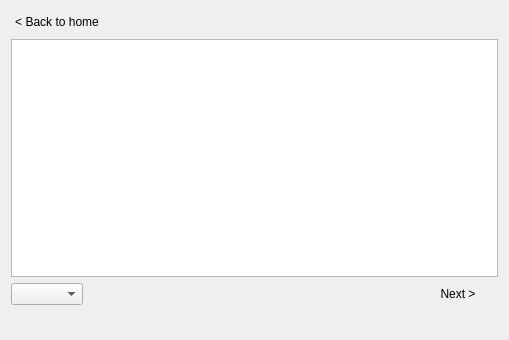
Above: forms/CPuzzleWidget.ui from Texas-C/Chromatic-cute before the change. Below: the same form after it.
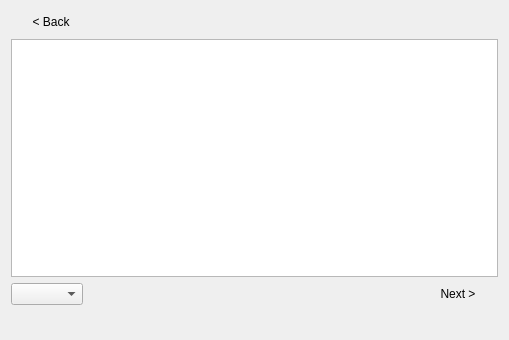
That is the form after the change.

```diff
--- a/forms/CPuzzleWidget.ui
+++ b/forms/CPuzzleWidget.ui
@@ -48,7 +48,7 @@
    <item row="0" column="0" colspan="2" alignment="Qt::AlignLeft">
     <widget class="QPushButton" name="m_back_button">
      <property name="text">
-      <string>&lt; Back to home</string>
+      <string>&lt; Back</string>
      </property>
      <property name="flat">
       <bool>true</bool>
```
